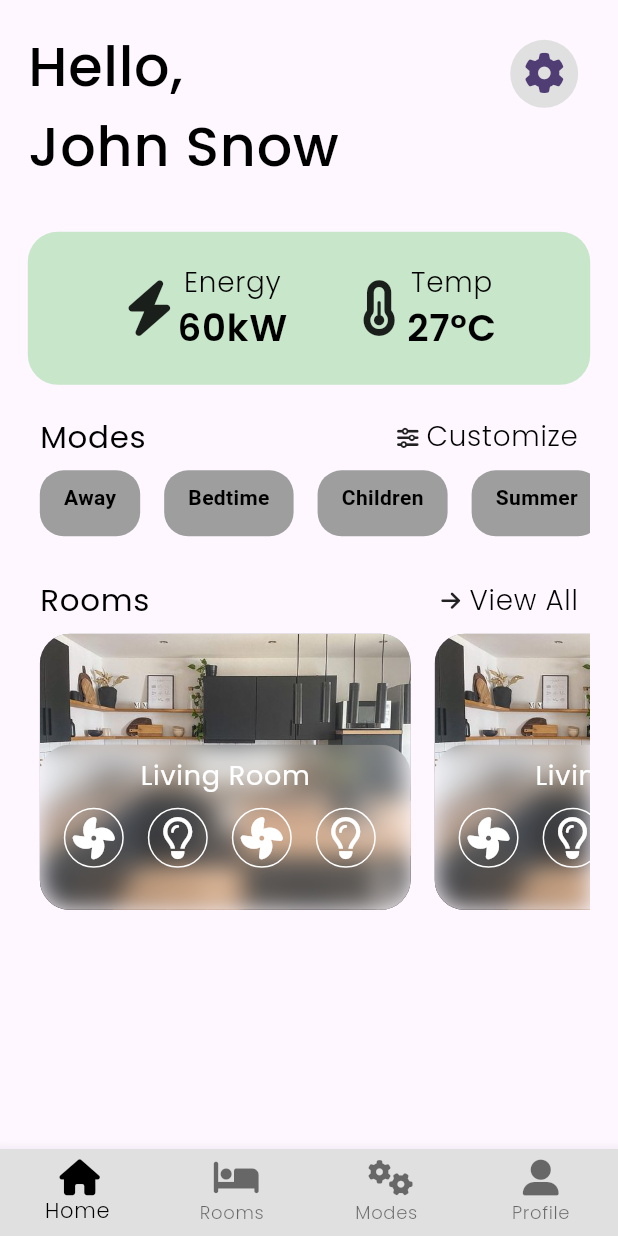
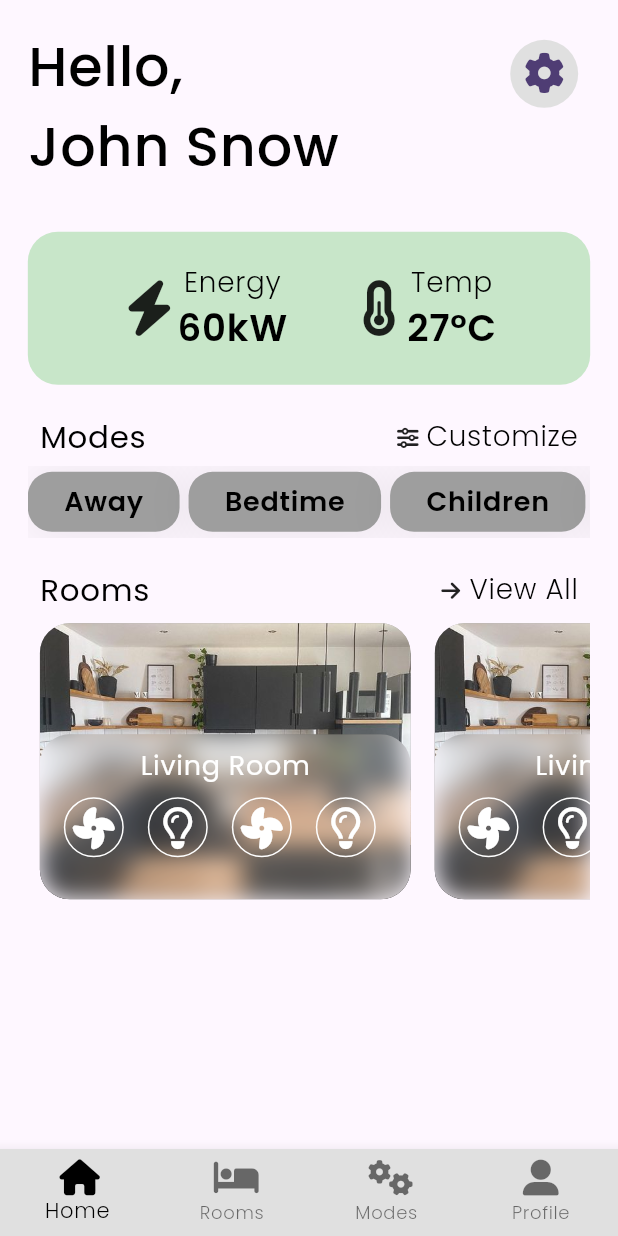
Before and after one commit to nived-s/AutoHome-flutter, a Flutter app: the screen it shows after launch, on a phone screen of 412 x 824 dp. Run offline on Flutter 3.47's test engine with Material 3 defaults, Android fonts, the phone set to English and light mode, and no system bars; drawn by our look-alikes of blurrycontainer, group_button; our stand-ins replace font_awesome_flutter, google_fonts; missing offline and left inert: list_wheel_scroll_view_nls.

Commit message:
changed modes scroll home page

```diff
--- a/autohome/lib/constants.dart
+++ b/autohome/lib/constants.dart
@@ -46,9 +46,9 @@
   ),
 );
 
-TextStyle kBodyLarge({double? fontSize}) => GoogleFonts.poppins(
+TextStyle kBodyLarge({double? fontSize, Color? color}) => GoogleFonts.poppins(
   textStyle: TextStyle(
-    color: Colors.black,
+    color: color ?? Colors.black,
     letterSpacing: .5,
     fontSize: fontSize ?? 18,
     fontWeight: FontWeight.w600,
--- a/autohome/lib/screens/homepage.dart
+++ b/autohome/lib/screens/homepage.dart
@@ -3,6 +3,7 @@ import 'package:blurrycontainer/blurrycontainer.dart';
 import 'package:flutter/material.dart';
 import 'package:font_awesome_flutter/font_awesome_flutter.dart';
 import 'package:autohome/constants.dart';
+import 'package:group_button/group_button.dart';
 
 class HomePage extends StatefulWidget {
   const HomePage({super.key});
@@ -21,6 +22,8 @@ class _HomePageState extends State<HomePage> {
 
     // List of modes
     List<String> modes = ['Away', 'Bedtime', 'Children', 'Summer', 'winter'];
+
+    final controller = GroupButtonController();
 
     return Scaffold(
       body: SingleChildScrollView(
@@ -155,46 +158,34 @@ class _HomePageState extends State<HomePage> {
                         ],
                       ),
                     ),
+                    const SizedBox(
+                      height: 5,
+                    ),
                     // Modes scroll
-                    SizedBox(
-                      height: 60,
-                      width: double.infinity,
-                      child: ListView.builder(
-                        // shrinkWrap: true,
-                        itemCount: modes.length,
-                        scrollDirection: Axis.horizontal,
-                        itemBuilder: (BuildContext context, int index) {
-                          return GestureDetector(
-                            onTap: () {
-                              // Update the selected mode index
-                              setState(() {
-                                selectedModeIndex = index;
-                              });
+                    SingleChildScrollView(
+                      scrollDirection: Axis.horizontal,
+                      child: Row(
+                        children: [
+                          GroupButton(
+                            options: GroupButtonOptions(
+                              unselectedColor: Colors.grey,
+                              unselectedTextStyle: kBodyLarge(),
+                              selectedColor: Colors.grey.shade300,
+                              selectedTextStyle:
+                                  kBodyLarge(color: Colors.green),
+                              borderRadius: BorderRadius.circular(16),
+                              groupingType: GroupingType.row,
+                              spacing: 6,
+                            ),
+                            controller: controller,
+                            buttons: modes,
+                            onSelected: (value, index, isSelected) {
+                              print("$index is selected");
                             },
-                            child: Container(
-                              margin: EdgeInsets.all(8),
-                              padding: EdgeInsets.symmetric(
-                                  horizontal: 16, vertical: 8),
-                              decoration: BoxDecoration(
-                                color: selectedModeIndex == index
-                                    ? Colors.amber
-                                    : Colors.grey,
-                                borderRadius: BorderRadius.circular(16),
-                              ),
-                              child: Text(
-                                modes[index],
-                                style: TextStyle(
-                                  color: selectedModeIndex == index
-                                      ? Colors.white
-                                      : Colors.black,
-                                  fontWeight: FontWeight.bold,
-                                ),
-                              ),
-                            ),
-                          );
-                        },
+                          ),
+                        ],
                       ),
-                    )
+                    ),
                   ],
                 ),
                 const SizedBox(
@@ -294,7 +285,6 @@ class _HomePageState extends State<HomePage> {
                         },
                       ),
                     ),
-
                   ],
                 )
               ],
--- a/autohome/pubspec.yaml
+++ b/autohome/pubspec.yaml
@@ -19,6 +19,7 @@ dependencies:
   font_awesome_flutter: ^10.7.0
   blurrycontainer: ^1.0.2
   list_wheel_scroll_view_nls: ^0.0.3
+  group_button: ^5.3.4
 
 dev_dependencies:
   flutter_test:
```
Also changed, not shown: autohome/pubspec.lock.
